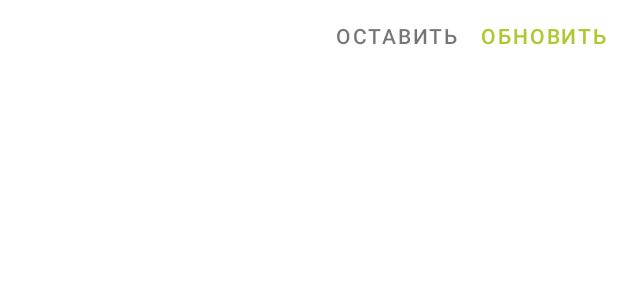
After one commit to Kondenko/FunBoxTestTask, an Android app: the layout layout_payload.xml on its own in the app's theme, with its tools: preview values and no code run, on a phone screen of 412 x 824 dp. The commit adds this screen. Shown: the top 300 px of the screen. Run offline under Robolectric (Android 15) with nearby library versions, the phone set to English and light mode, and no system bars.

Commit message:
Introduce PayloadView and add logic for quantity updates

```diff
--- a/app/src/main/java/com/kondenko/funshop/screens/backend/FragmentBackend.kt
+++ b/app/src/main/java/com/kondenko/funshop/screens/backend/FragmentBackend.kt
@@ -81,7 +81,7 @@ class FragmentBackend : FragmentGoods() {
     private fun showGoodEditor(good: Good?) {
         childFragmentManager.transaction {
             show(backendFragmentItemEditor.apply {
-                this.good = good
+                setGood(good)
             })
         }
         view?.backendLayoutList?.isGone = true
@@ -89,7 +89,9 @@ class FragmentBackend : FragmentGoods() {
 
     private fun hideGoodEditor() {
         childFragmentManager.transaction {
-            hide(backendFragmentItemEditor)
+            hide(backendFragmentItemEditor.apply {
+                setGood(null)
+            })
         }
         view?.backendLayoutList?.isVisible = true
     }
--- a/app/src/main/java/com/kondenko/funshop/screens/viewmodel/GoodsViewModelImpl.kt
+++ b/app/src/main/java/com/kondenko/funshop/screens/viewmodel/GoodsViewModelImpl.kt
@@ -37,7 +37,8 @@ class GoodsViewModelImpl(
                         it.isEmpty() -> Empty
                         currentState is Loading.Purchase -> Success.ItemBought(it)
                         currentState is Mutation -> {
-                            currentState.copy(data = it)
+                            val itemBeingEdited = it.find { it.id == currentState.item?.id }
+                            currentState.copy(item = itemBeingEdited, data = it)
                         }
                         else -> Success.ItemsFetched(it)
                     }
--- /dev/null
+++ b/app/src/main/res/layout/layout_payload.xml
@@ -0,0 +1,33 @@
+<?xml version="1.0" encoding="utf-8"?>
+<LinearLayout xmlns:android="http://schemas.android.com/apk/res/android"
+    android:layout_width="match_parent"
+    android:layout_height="48dp"
+    android:orientation="horizontal"
+    >
+
+    <TextView
+        android:id="@+id/payloadTextViewPayload"
+        android:layout_width="0dp"
+        android:layout_height="match_parent"
+        android:layout_weight="1"
+        android:ellipsize="end"
+        />
+
+    <com.google.android.material.button.MaterialButton
+        android:id="@+id/payloadButtonDiscard"
+        style="@style/AppTheme.Button.TextButton"
+        android:textColor="@color/colorText"
+        android:layout_width="wrap_content"
+        android:layout_height="wrap_content"
+        android:text="@string/backend_action_discard"
+        />
+
+    <com.google.android.material.button.MaterialButton
+        android:id="@+id/payloadButtonUpdate"
+        style="@style/AppTheme.Button.TextButton"
+        android:layout_width="wrap_content"
+        android:layout_height="wrap_content"
+        android:text="@string/backend_action_update_value"
+        />
+
+</LinearLayout>
--- a/app/src/main/res/values/colors.xml
+++ b/app/src/main/res/values/colors.xml
@@ -8,5 +8,7 @@
 
     <color name="colorBottomNav">#8A000000</color>
 
+    <color name="colorText">#8A000000</color>
+
 
 </resources>
--- a/app/src/main/res/values/dimens.xml
+++ b/app/src/main/res/values/dimens.xml
@@ -12,4 +12,6 @@
     <dimen name="item_store_front_margin_horizontal">32dp</dimen>
     <dimen name="item_store_front_margin_vertical">112dp</dimen>
 
+    <dimen name="backend_height_payloadview">48dp</dimen>
+
 </resources>
--- /dev/null
+++ b/app/src/main/res/values/styleable.xml
@@ -0,0 +1,6 @@
+<?xml version="1.0" encoding="utf-8"?>
+<resources>
+    <declare-styleable name="PayloadView">
+        <attr name="text" format="string"/>
+    </declare-styleable>
+</resources>
--- a/app/src/main/res/values/styles.xml
+++ b/app/src/main/res/values/styles.xml
@@ -17,4 +17,10 @@
         <item name="android:textColor">?colorAccent</item>
     </style>
 
+    <style name="AppTheme.Button.TextButton" parent="Widget.MaterialComponents.Button.TextButton" >
+        <item name="rippleColor">@color/colorRipple</item>
+        <item name="iconTint">?colorAccent</item>
+        <item name="android:textColor">?colorAccent</item>
+    </style>
+
 </resources>
```
Also changed, not shown: app/src/main/java/com/kondenko/funshop/entities/Good.kt (+17 -0 lines), app/src/main/java/com/kondenko/funshop/screens/backend/FragmentItemEditor.kt (+38 -10 lines), app/src/main/java/com/kondenko/funshop/utils/Functions.kt (+14 -0 lines), app/src/main/java/com/kondenko/funshop/utils/KOptional.kt (added, +9 -0 lines), app/src/main/java/com/kondenko/funshop/utils/PayloadView.kt (added, +49 -0 lines), app/src/main/res/layout/fragment_backend_good.xml (+65 -40 lines), app/src/main/res/values/strings.xml (+8 -2 lines).
